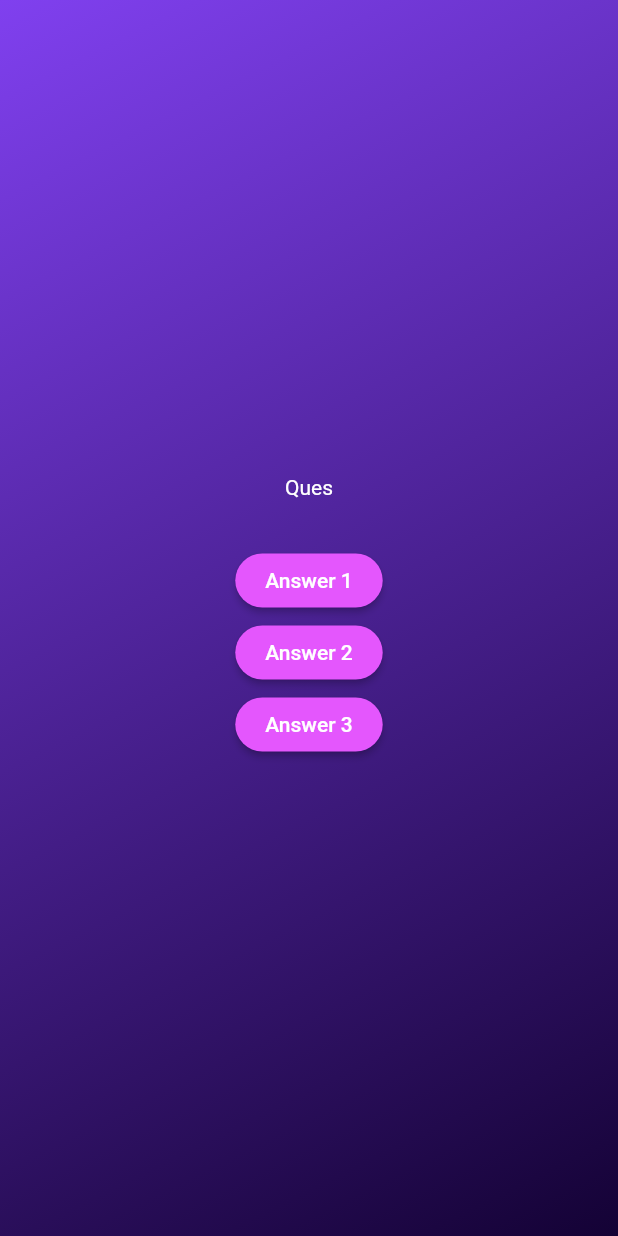
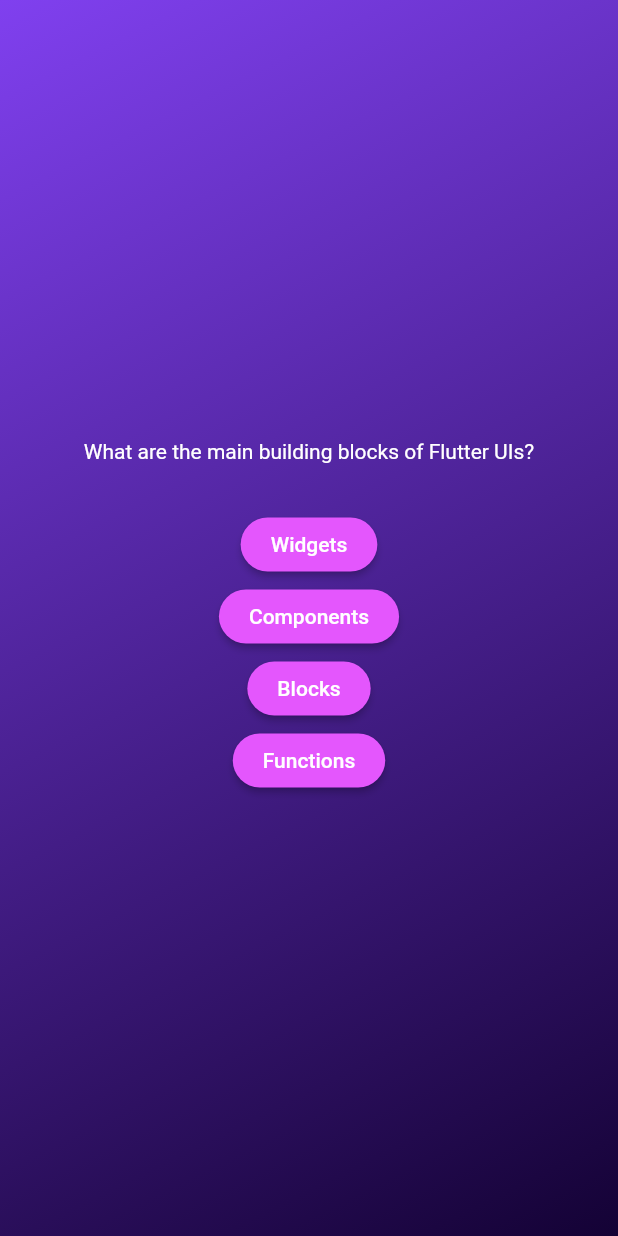
Before and after one commit to Kapil619/static_quizapp_flutter, a Flutter app: the screen it shows after launch, after a tap on "Start quiz", on a phone screen of 412 x 824 dp. Run offline on Flutter 3.47's test engine with Material 2 defaults, Android fonts, the phone set to English and light mode, and no system bars.

Commit message:
Dynamically generating questions & answers

```diff
--- a/lib/questions_screen.dart
+++ b/lib/questions_screen.dart
@@ -1,5 +1,6 @@
 import 'package:flutter/material.dart';
 import 'package:quizapp/answer_button.dart';
+import 'package:quizapp/data/questions.dart';
 
 class QuestionsScreen extends StatefulWidget {
   const QuestionsScreen({super.key});
@@ -12,27 +13,24 @@ class QuestionsScreen extends StatefulWidget {
 class _QuestionsScreenState extends State<QuestionsScreen> {
   @override
   Widget build(context) {
+    final currentQuestion = questions[0];
     return SizedBox(
       width: double.infinity,
       child: Column(
         mainAxisAlignment: MainAxisAlignment.center,
         children: [
-          const Text(
-            'Ques',
-            style: TextStyle(color: Colors.white),
+          Text(
+            currentQuestion.text,
+            style: const TextStyle(color: Colors.white),
           ),
           const SizedBox(height: 30),
-          AnswerButton(
-            answerText: 'Answer 1',
-            onTap: () {},
-          ),
-          AnswerButton(
-            answerText: 'Answer 2',
-            onTap: () {},
-          ),
-          AnswerButton(
-            answerText: 'Answer 3',
-            onTap: () {},
+          ...currentQuestion.answers.map(
+            (answer) {
+              return AnswerButton(
+                answerText: answer,
+                onTap: () {},
+              );
+            },
           ),
         ],
       ),
```
